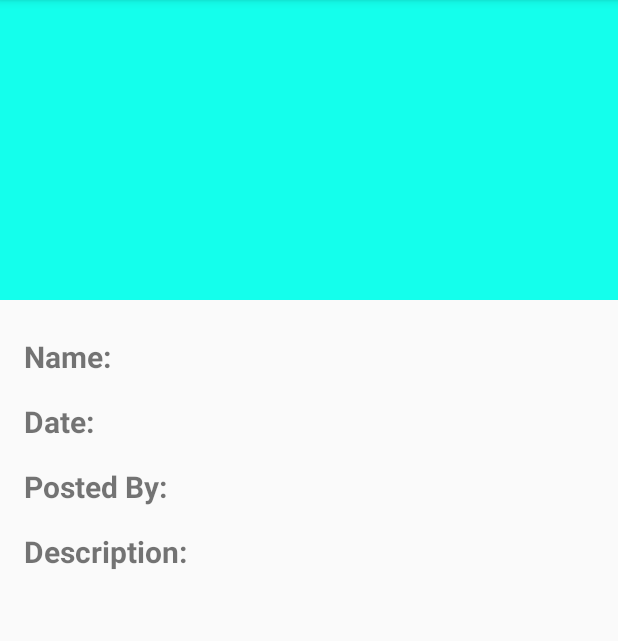
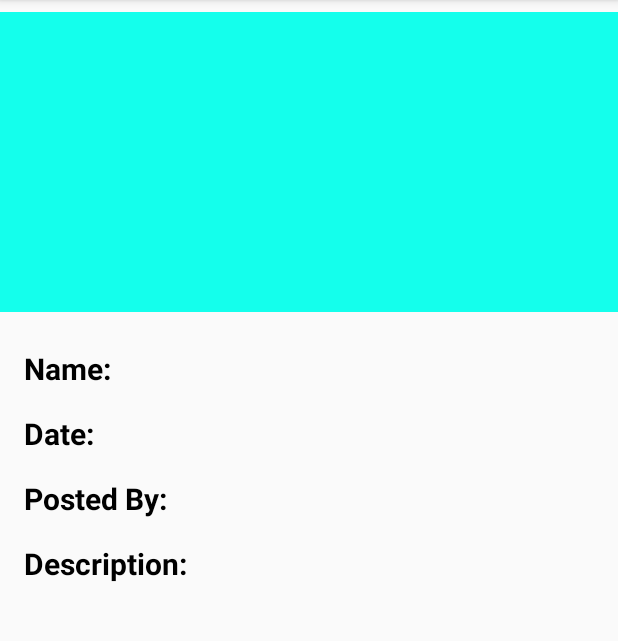
Before and after one commit to majorzabih/ChatBuzzCUI, an Android app: the AddlostDataShow screen opened directly, with no data from a screen before it, on a phone screen of 412 x 824 dp, the part 84-725 px from its top. Run offline under Robolectric (Android 15) with nearby library versions, the phone set to English and light mode, and no system bars; pictures from the network do not load.

Commit message:
GUI updated + bug fixed

```diff
--- a/app/src/main/res/layout/activity_addlost_data_show.xml
+++ b/app/src/main/res/layout/activity_addlost_data_show.xml
@@ -8,6 +8,7 @@
 
 
     <ImageView
+        android:layout_marginTop="8dp"
         android:id="@+id/show_image"
         android:layout_width="match_parent"
         android:layout_height="200dp"
@@ -26,6 +27,7 @@
         android:textStyle="bold"
         android:textSize="20dp"
         android:text="Name: "
+        android:textColor="#000000"
         app:layout_constraintStart_toStartOf="parent"
         app:layout_constraintTop_toBottomOf="@+id/show_image" />
 
@@ -39,7 +41,7 @@
         android:layout_height="wrap_content"
         android:layout_marginStart="16dp"
         android:layout_marginTop="16dp"
-
+        android:textColor="#000000"
         app:layout_constraintStart_toStartOf="parent"
         app:layout_constraintTop_toBottomOf="@+id/textView2" />
 
@@ -53,7 +55,7 @@
         android:layout_height="wrap_content"
         android:layout_marginStart="16dp"
         android:layout_marginTop="16dp"
-
+        android:textColor="#000000"
         app:layout_constraintStart_toStartOf="parent"
         app:layout_constraintTop_toBottomOf="@+id/textView9" />
 
@@ -62,7 +64,7 @@
         android:layout_width="380dp"
         android:layout_height="wrap_content"
         android:layout_marginStart="16dp"
-
+        android:textColor="#000000"
         android:textStyle="bold"
         android:textSize="20dp"
         android:text="Description: "
--- a/app/src/main/res/layout/activity_advertisemnet_data_show.xml
+++ b/app/src/main/res/layout/activity_advertisemnet_data_show.xml
@@ -13,6 +13,7 @@
         android:layout_height="200dp"
         android:layout_centerHorizontal="true"
         android:src="@color/colorAccent"
+        android:layout_marginTop="8dp"
         app:layout_constraintEnd_toEndOf="parent"
         app:layout_constraintStart_toStartOf="parent"
         app:layout_constraintTop_toTopOf="parent" />
@@ -26,7 +27,7 @@
         android:layout_marginTop="24dp"
         android:textStyle="bold"
         android:textSize="20dp"
-        android:text="Name: "
+        android:text="AD: "
         app:layout_constraintStart_toStartOf="parent"
         app:layout_constraintTop_toBottomOf="@+id/show_image" />
 
--- a/app/src/main/res/layout/eventlist.xml
+++ b/app/src/main/res/layout/eventlist.xml
@@ -16,8 +16,10 @@ android:id="@+id/ebent_parent"
         android:layout_marginStart="8dp"
         android:layout_marginTop="16dp"
         android:text="TextView"
+        android:lines="1"
         android:textSize="20sp"
         android:textStyle="bold"
+        android:textColor="#000000"
         app:layout_constraintStart_toStartOf="@+id/guideline"
         app:layout_constraintTop_toTopOf="parent" />
 
--- a/app/src/main/res/layout/lostfoundtlist.xml
+++ b/app/src/main/res/layout/lostfoundtlist.xml
@@ -22,7 +22,10 @@
         android:layout_height="wrap_content"
         android:layout_marginTop="8dp"
         android:text="TextView"
-
+        android:lines="1"
+        android:textStyle="bold"
+        android:textColor="#000000"
+        android:textSize="18sp"
         app:layout_constraintStart_toStartOf="@+id/guideline"
         app:layout_constraintTop_toTopOf="parent" />
 
```
Also changed, not shown: app/src/main/res/layout/activity_show.xml (+6 -3 lines).
